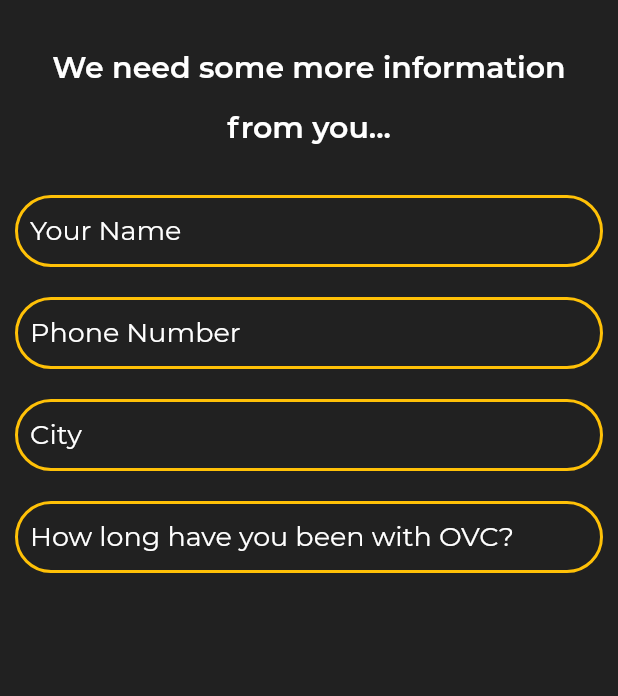
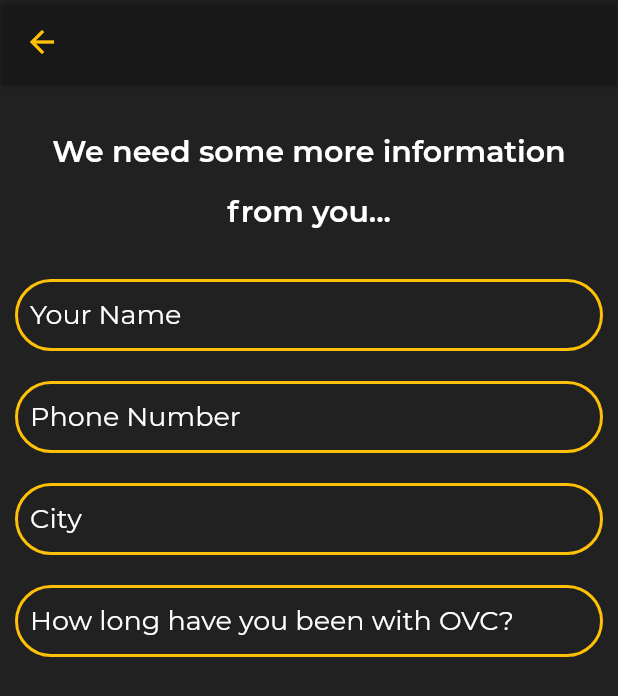
Before and after one commit to Onyxx-Village-Connection/app, a Flutter app: the MoreSignupInfo screen opened directly, on a phone screen of 412 x 824 dp. Shown: the top 696 px of the screen. Run offline on Flutter 3.47's test engine with Material 2 defaults, Android fonts, the phone set to English and light mode, and no system bars.

Commit message:
add appbar to the more signup info in case user need to go back to the main signup page

```diff
--- a/lib/more_signup_info.dart
+++ b/lib/more_signup_info.dart
@@ -134,6 +134,14 @@ class _MoreSignupInfoState extends State<MoreSignupInfo>{
     );
 
     return Scaffold(
+      appBar: AppBar(
+        elevation: 1.0,
+        iconTheme: IconThemeData(
+          color: Colors.amber,
+        ),
+        backgroundColor: _backgroundColor,
+      ),
+
       body: moreSignupInfoForm,
     );
   }
```
